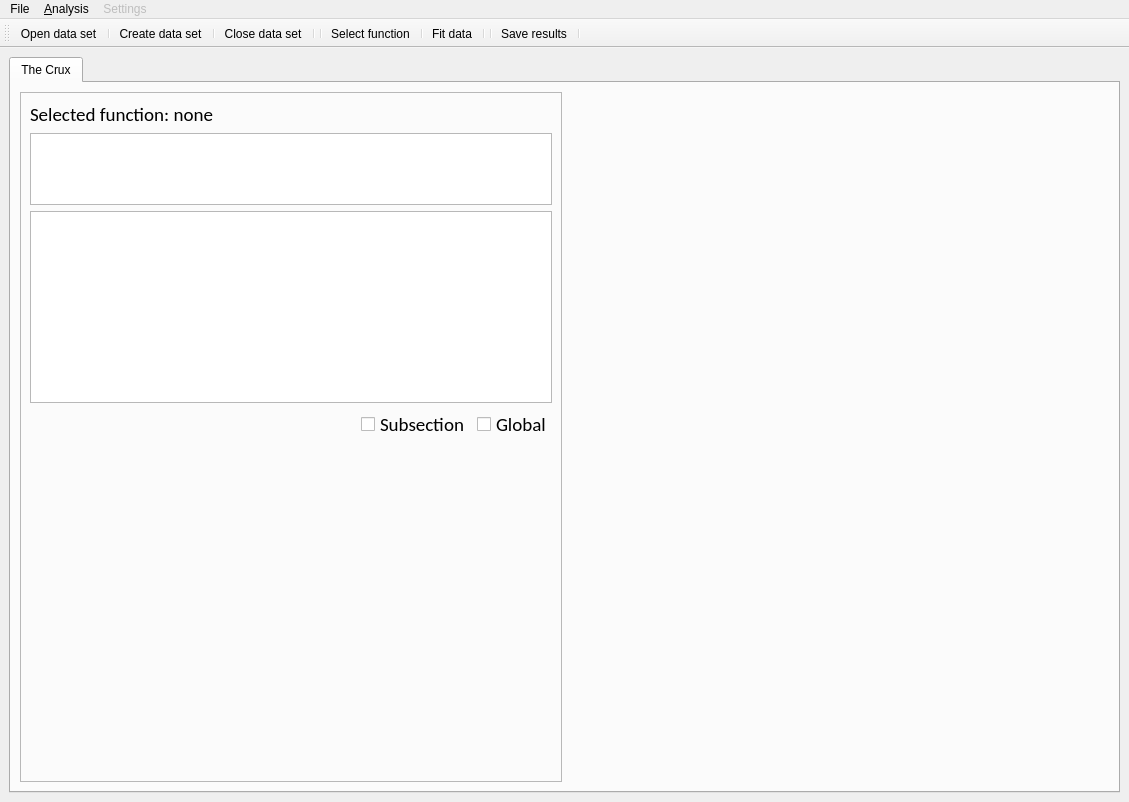
Before: the Qt Designer form Resources/UI/blits.ui in ubenu/Blits, drawn with Qt 5.
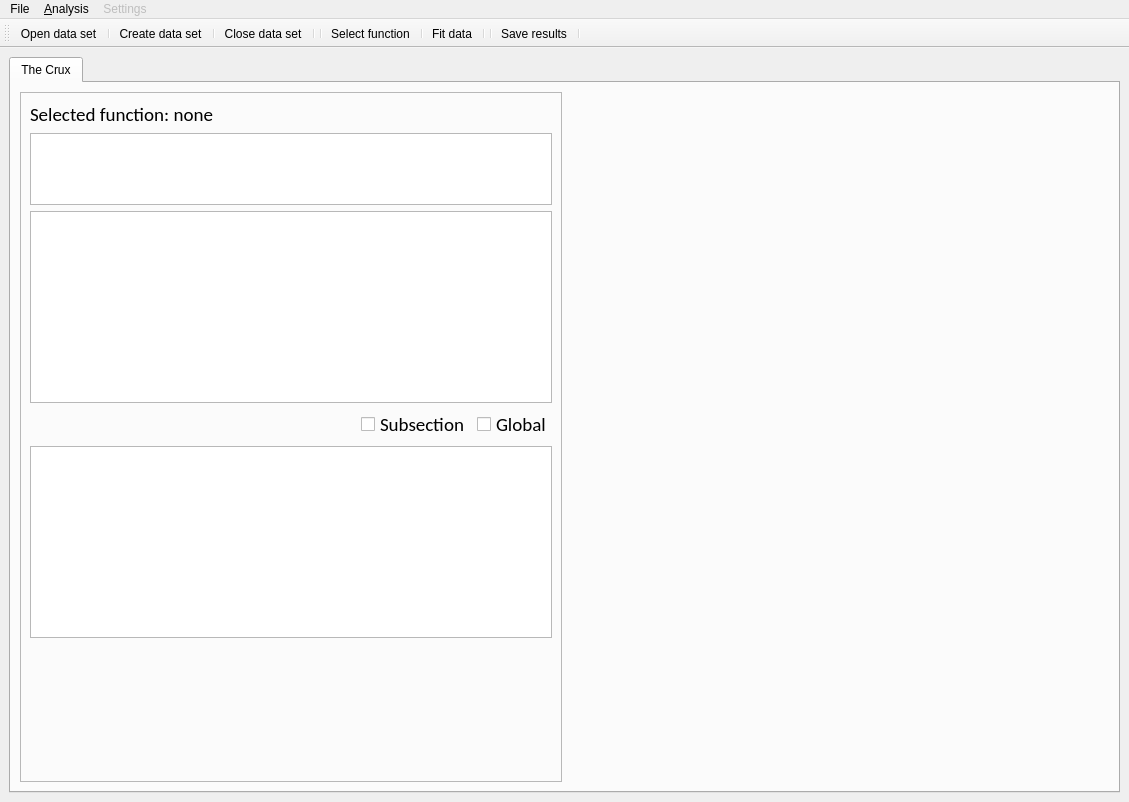
After: the same form once the commit is applied. Icons and pictures are not drawn.

Commit message: Tried in vain to fully control y-setting of graph, started on creating linkages

What changed in the file:
```diff
--- a/Resources/UI/blits.ui
+++ b/Resources/UI/blits.ui
@@ -150,6 +150,9 @@
              </item>
             </layout>
            </item>
+           <item>
+            <widget class="QTableWidget" name="tbl_linkages"/>
+           </item>
            <item>
             <spacer name="verticalSpacer">
              <property name="orientation">
```
The commit also changes 8 other files.
